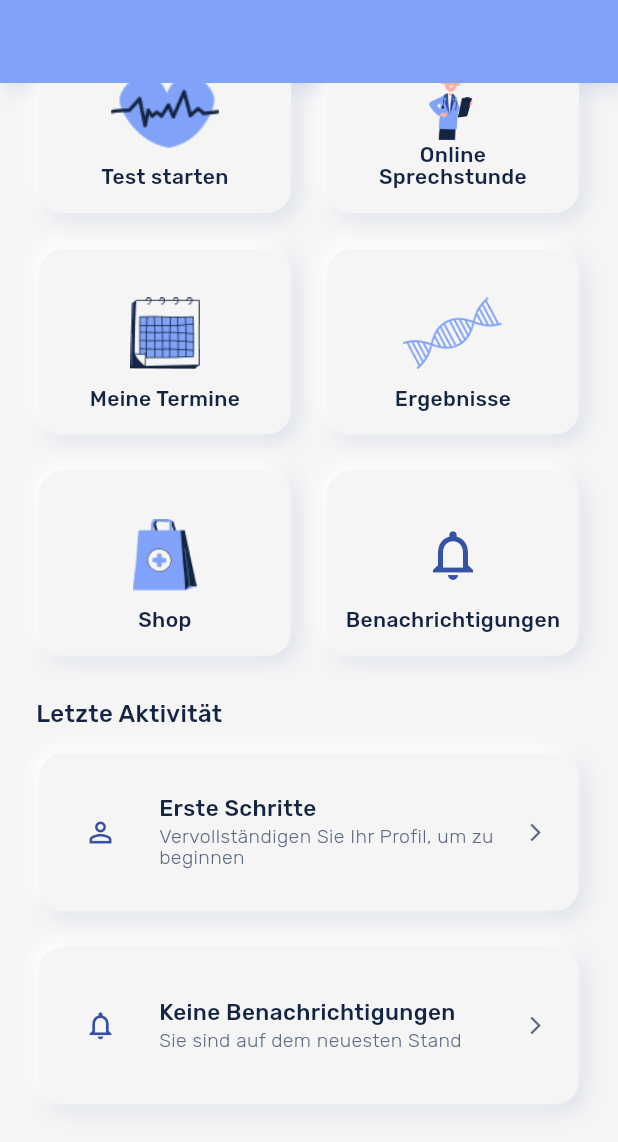
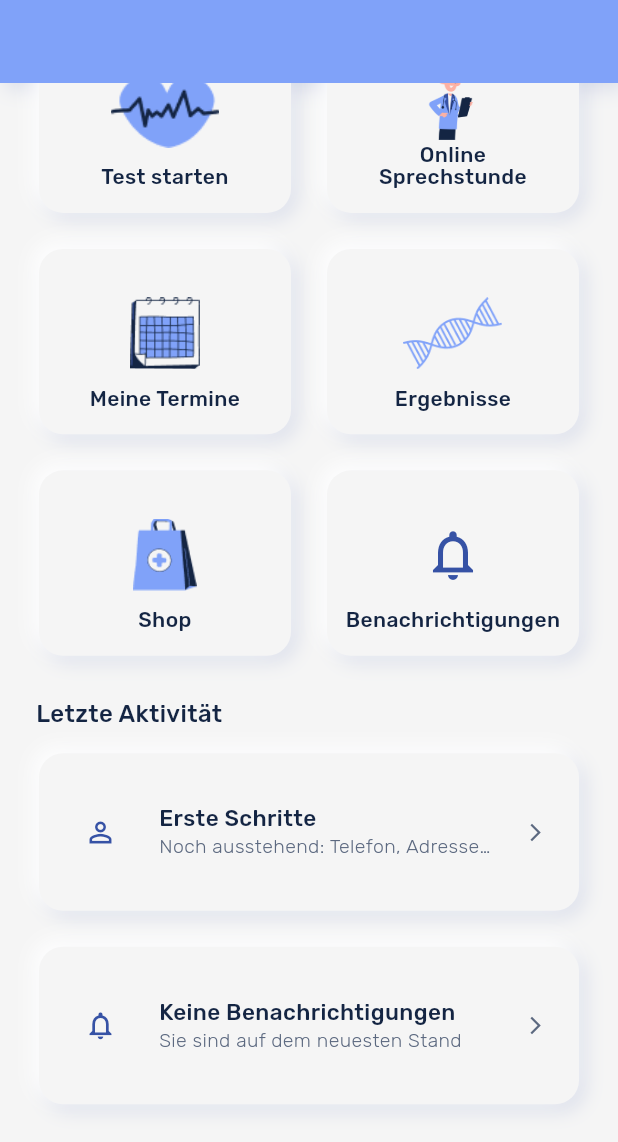
Before and after one commit to EpiSalvevita/homedx-platform, a Flutter app: the HomeScreen screen opened by its route, scrolled down 252 dp, on a phone screen of 412 x 824 dp, the part 94-1236 px from its top. Run offline on Flutter 3.47's test engine with Material 3 defaults, Android fonts, the phone set to English and light mode, and no system bars; our stand-ins replace file_picker, firebase_core, firebase_messaging, flutter_blue_plus, flutter_dotenv, flutter_secure_storage and 5 more; missing offline and left inert: flutter_stripe; accounts and stored records are empty; network calls fail; project files that could hold a hidden picture were left out.

Commit message:
Show real profile completion status on the home activity row.
Replace the hardcoded onboarding hint with checks against saved profile fields so completed profiles show a success state instead of asking to fill in data again.

Co-authored-by: Cursor <cursoragent@cursor.com>

```diff
--- a/frontend/mobile/hdx_mobile/lib/screens/home_screen.dart
+++ b/frontend/mobile/hdx_mobile/lib/screens/home_screen.dart
@@ -147,15 +147,44 @@ class _HomeScreenState extends State<HomeScreen> {
         const SizedBox(height: 28),
         const FigmaSectionTitle('Letzte Aktivität'),
         const SizedBox(height: 16),
-        FigmaActivityRow(
-          icon: Icons.person_outline,
-          title: 'Erste Schritte',
-          subtitle: 'Vervollständigen Sie Ihr Profil, um zu beginnen',
-          onTap: () => context.push('/profile'),
-        ),
+        _buildProfileActivityRow(context),
         const SizedBox(height: AppTheme.quickActionGridSpacing),
         _buildNotificationActivityRow(context),
       ],
+    );
+  }
+
+
+  Widget _buildProfileActivityRow(BuildContext context) {
+    final user = _userData;
+
+    if (_isLoading && user == null) {
+      return const FigmaActivityRow(
+        icon: Icons.person_outline,
+        title: 'Profil wird geladen…',
+        subtitle: '',
+      );
+    }
+
+    if (user != null && user.isProfileComplete) {
+      final location = [user.city, user.country]
+          .whereType<String>()
+          .map((part) => part.trim())
+          .where((part) => part.isNotEmpty)
+          .join(', ');
+      return FigmaActivityRow(
+        icon: Icons.check_circle_outline,
+        title: 'Profil vollständig',
+        subtitle: location.isNotEmpty ? location : user.profileCompletionHint,
+        onTap: () => context.push('/profile'),
+      );
+    }
+
+    return FigmaActivityRow(
+      icon: Icons.person_outline,
+      title: 'Erste Schritte',
+      subtitle: user?.profileCompletionHint ?? 'Vervollständigen Sie Ihr Profil, um zu beginnen',
+      onTap: () => context.push('/profile'),
     );
   }
 
--- a/frontend/mobile/hdx_mobile/lib/services/user_service.dart
+++ b/frontend/mobile/hdx_mobile/lib/services/user_service.dart
@@ -47,6 +47,40 @@ class UserData {
       testAccount: json['testaccount'] == true,
       authorized: json['authorized']?.toString() ?? 'accepted',
     );
+  }
+
+
+  bool _filled(String? value) => value != null && value.trim().isNotEmpty;
+
+  /// True when all editable profile fields from the profile form are set.
+  bool get isProfileComplete =>
+      _filled(firstName) &&
+      _filled(lastName) &&
+      _filled(email) &&
+      _filled(phone) &&
+      _filled(address1) &&
+      _filled(postcode) &&
+      _filled(city) &&
+      _filled(country) &&
+      _filled(gender);
+
+  /// Short hint for the home activity row when profile is incomplete.
+  String get profileCompletionHint {
+    if (isProfileComplete) return 'Ihre Profildaten sind hinterlegt';
+    final missing = <String>[];
+    if (!_filled(phone)) missing.add('Telefon');
+    if (!_filled(address1)) missing.add('Adresse');
+    if (!_filled(postcode)) missing.add('PLZ');
+    if (!_filled(city)) missing.add('Stadt');
+    if (!_filled(country)) missing.add('Land');
+    if (!_filled(gender)) missing.add('Geschlecht');
+    if (missing.isEmpty) {
+      return 'Vervollständigen Sie Ihr Profil, um zu beginnen';
+    }
+    if (missing.length == 1) {
+      return 'Noch ausstehend: ${missing.first}';
+    }
+    return 'Noch ausstehend: ${missing.take(2).join(', ')}${missing.length > 2 ? '…' : ''}';
   }
 
   Map<String, dynamic> toJson() {
```
